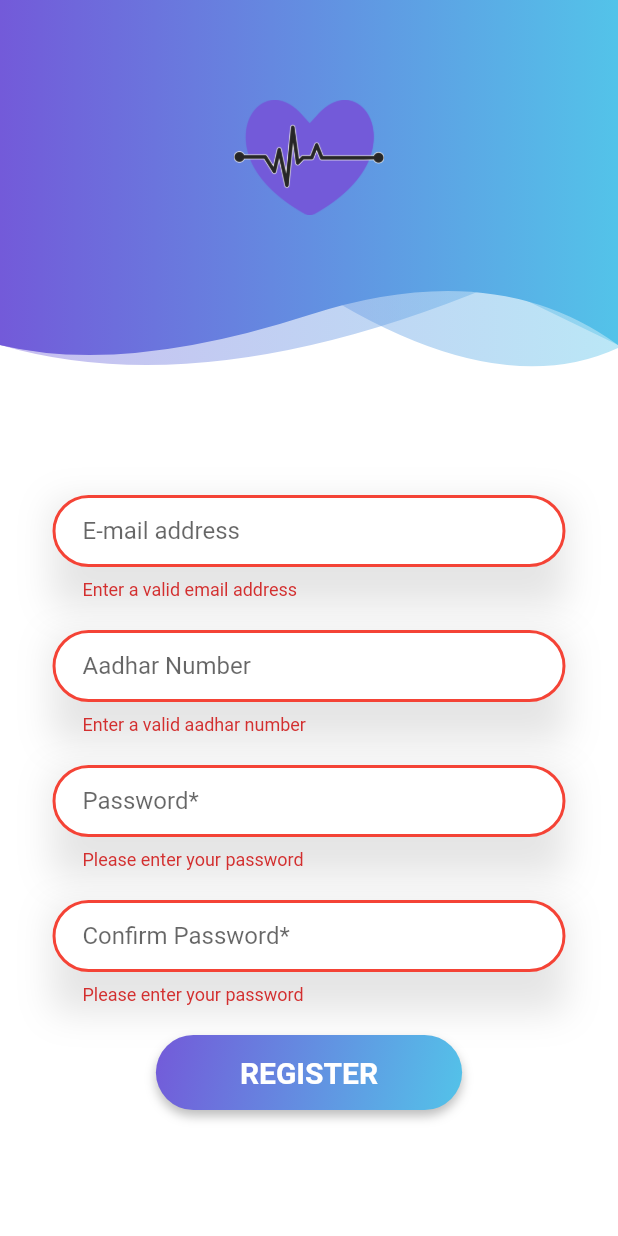
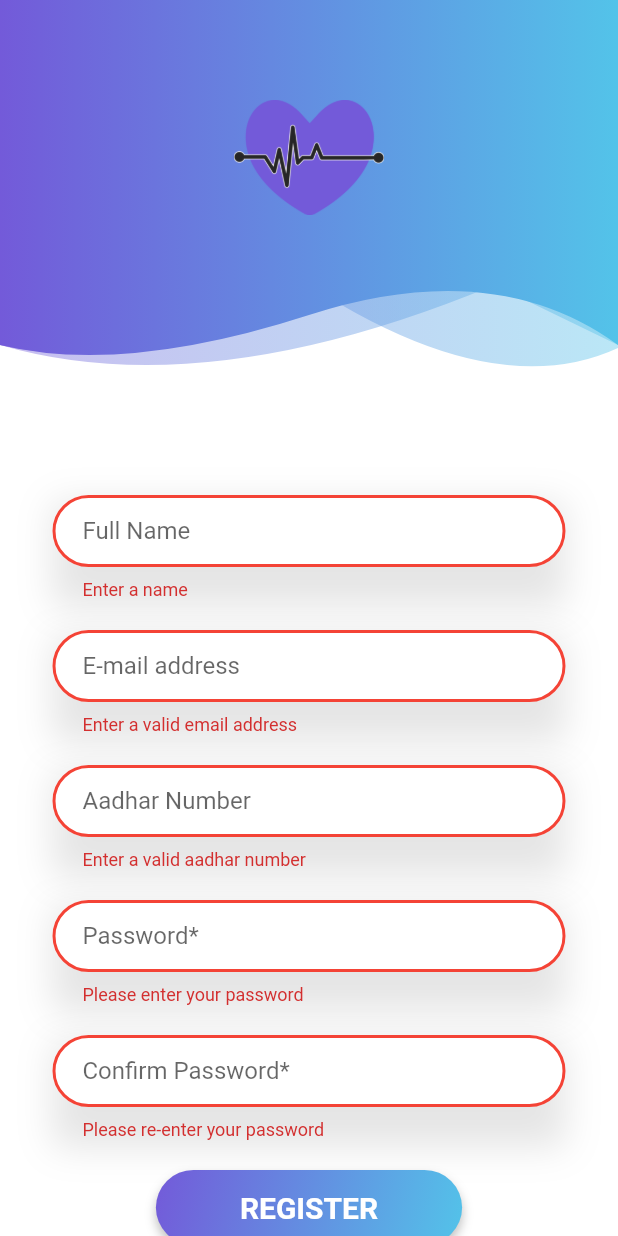
Before and after one commit to localhost-SW-E04/mobile-application, a Flutter app: the RegistrationPage screen opened directly, after a tap on "REGISTER", on a phone screen of 412 x 824 dp. Run offline on Flutter 3.47's test engine with Material 2 defaults, Android fonts, the phone set to English and light mode, and no system bars; our stand-ins replace animated_bottom_navigation_bar, font_awesome_flutter, hexcolor, otp_text_field, rounded_loading_button.

Commit message:
registration functionality added

```diff
--- a/lib/pages/registration_page.dart
+++ b/lib/pages/registration_page.dart
@@ -6,10 +6,10 @@ import 'package:flutter/material.dart';
 import 'package:flutter/services.dart';
 import 'package:http/http.dart' as http;
 import 'package:rounded_loading_button/rounded_loading_button.dart';
+import 'package:sehyog/pages/widgets/header_widget.dart';
 
 import '../common/theme_helper.dart';
-import '../pages/widgets/header_widget.dart';
-import 'profile_page.dart';
+import 'main_dashboard.dart';
 
 class RegistrationPage extends StatefulWidget {
   @override
@@ -23,6 +23,11 @@ class _RegistrationPageState extends State<RegistrationPage> {
   bool checkedValue = false;
   bool checkboxValue = false;
   bool aadharValid = false;
+  late String name = "";
+  late String email = "";
+  late String aadhaar = "";
+  late String pass = "";
+  late String confimPass = "";
   RoundedLoadingButtonController _controller = RoundedLoadingButtonController();
 
   @override
@@ -54,6 +59,22 @@ class _RegistrationPageState extends State<RegistrationPage> {
                         Container(
                           child: TextFormField(
                             decoration: ThemeHelper().textInputDecoration(
+                                "Full Name", "Enter your full name"),
+                            keyboardType: TextInputType.name,
+                            validator: (val) {
+                              if ((val!.isEmpty)) {
+                                return "Enter a name";
+                              }
+                              name = val;
+                              return null;
+                            },
+                          ),
+                          decoration: ThemeHelper().inputBoxDecorationShaddow(),
+                        ),
+                        SizedBox(height: 20.0),
+                        Container(
+                          child: TextFormField(
+                            decoration: ThemeHelper().textInputDecoration(
                                 "E-mail address", "Enter your email"),
                             keyboardType: TextInputType.emailAddress,
                             validator: (val) {
@@ -62,6 +83,7 @@ class _RegistrationPageState extends State<RegistrationPage> {
                                       .hasMatch(val)) {
                                 return "Enter a valid email address";
                               }
+                              email = val;
                               return null;
                             },
                           ),
@@ -117,6 +139,9 @@ class _RegistrationPageState extends State<RegistrationPage> {
                                   if (val!.isEmpty || val.length != 12) {
                                     return "Enter a valid aadhar number";
                                   }
+
+                                  aadhaar = val;
+
                                   return null;
                                 },
                               ),
@@ -149,6 +174,7 @@ class _RegistrationPageState extends State<RegistrationPage> {
                               if (val!.isEmpty && val.length < 6) {
                                 return "Please enter your password";
                               }
+                              pass = val;
                               return null;
                             },
                           ),
@@ -164,7 +190,11 @@ class _RegistrationPageState extends State<RegistrationPage> {
                                     "once again"),
                             validator: (val) {
                               if (val!.isEmpty && val.length < 6) {
-                                return "Please enter your password";
+                                return "Please re-enter your password";
+                              }
+                              confimPass = val;
+                              if (confimPass != pass) {
+                                return "Passwords dont match!";
                               }
                               return null;
                             },
@@ -191,9 +221,11 @@ class _RegistrationPageState extends State<RegistrationPage> {
                             ),
                             onPressed: () {
                               if (_formKey.currentState!.validate()) {
+                                print(
+                                    name + email + aadhaar + pass + confimPass);
                                 Navigator.of(context).pushAndRemoveUntil(
                                     MaterialPageRoute(
-                                        builder: (context) => ProfilePage()),
+                                        builder: (context) => MainDashboard()),
                                     (Route<dynamic> route) => false);
                               }
                             },
```
